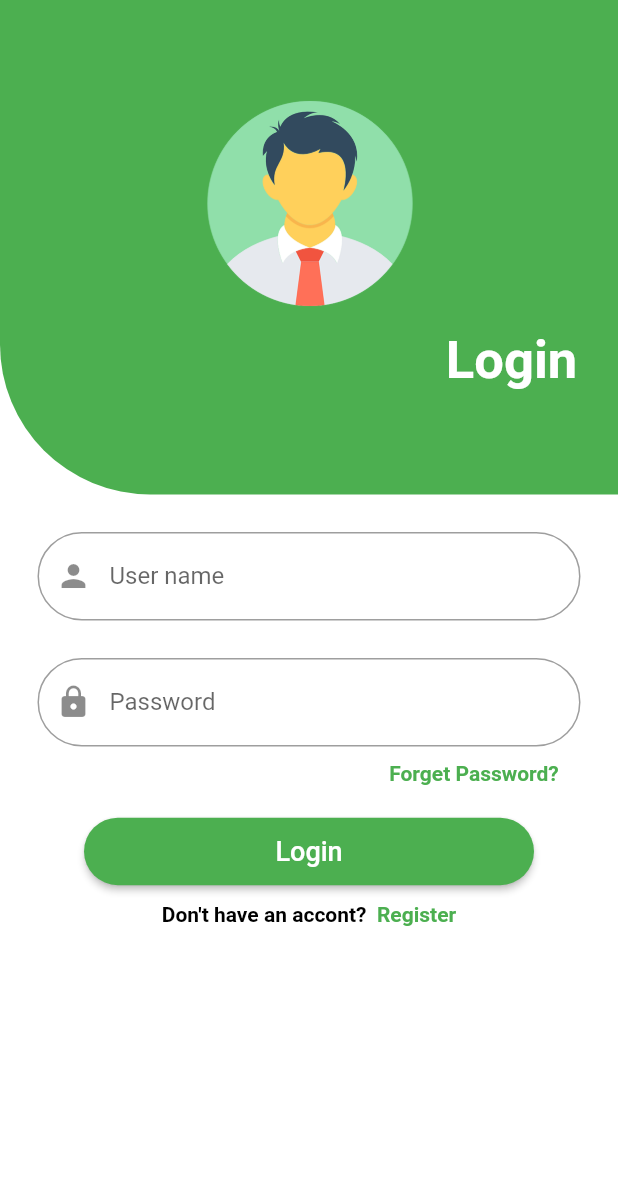
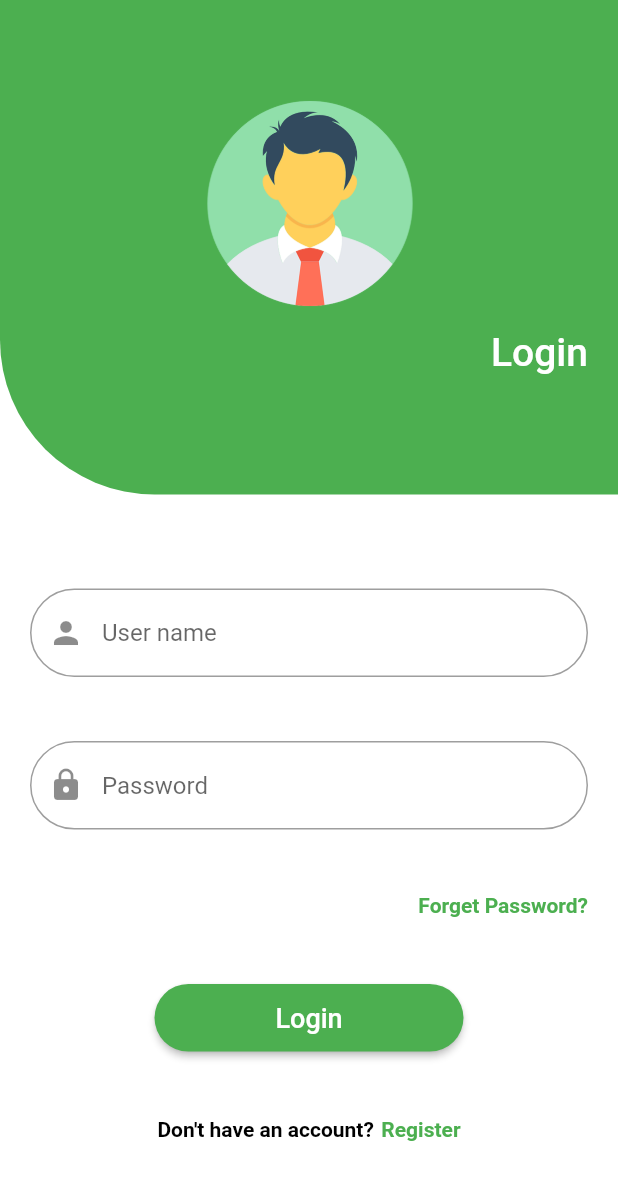
Before and after one commit to waqasaslam6/store_management, a Flutter app: the screen it shows after launch, on a phone screen of 412 x 824 dp. Shown: the top 1180 px of the screen. Run offline on Flutter 3.47's test engine with Material 2 defaults, Android fonts, the phone set to English and light mode, and no system bars.

Commit message:
Login Page code optimizied

```diff
--- a/lib/main.dart
+++ b/lib/main.dart
@@ -8,5 +8,8 @@ void main()
     title: "Store Management",
     debugShowCheckedModeBanner: false,
     home: Login(),
+    theme: ThemeData(
+      primaryColor: Colors.green,
+    ),
   ));
 }
--- a/lib/pages/Login.dart
+++ b/lib/pages/Login.dart
@@ -13,51 +13,53 @@ class _LoginState extends State<Login> {
       body: SingleChildScrollView(
         child: Column(children: <Widget>[
           Container(
-            height: MediaQuery.of(context).size.height / 2.5,
+            padding: EdgeInsets.only(top: 50, left: 20, right: 20),
+            height: MediaQuery.of(context).size.height * 0.4,
             width: MediaQuery.of(context).size.width,
-            decoration: const BoxDecoration(
-              color: Colors.green,
-              borderRadius: BorderRadius.only(bottomLeft: Radius.circular(100)),
+            decoration: BoxDecoration(
+              color: Theme.of(context).primaryColor,
+              borderRadius: BorderRadius.only(
+                bottomLeft:
+                    Radius.circular(MediaQuery.of(context).size.width / 4),
+              ),
             ),
             child: Column(
               children: <Widget>[
-                const Padding(
-                  padding: const EdgeInsets.only(top: 50),
-                  child: CircleAvatar(
+                CircleAvatar(
                   radius: 85,
                   backgroundColor: Colors.transparent,
                   backgroundImage: AssetImage('images/user.png'),
                 ),
-                ),
-                const Padding(
-                  padding: const EdgeInsets.only(left: 270),
-                  child: Text(
+                Row(
+                  mainAxisAlignment: MainAxisAlignment.end,
+                  children: [
+                    Text(
                       "Login",
                       style: TextStyle(
                         color: Colors.white,
-                      fontWeight: FontWeight.bold,
-                      fontSize: 35,
+                        fontWeight: FontWeight.w500,
+                        fontSize: 26,
                       ),
                     ),
+                  ],
                 )
               ],
             ),
           ),
-          const SizedBox(height: 25),
-          Padding(
-            padding: const EdgeInsets.only(left: 25, right: 25),
-            child: TextFormField(
-              decoration: const InputDecoration(
+          Container(
+            height: MediaQuery.of(context).size.height * 0.6,
+            padding: EdgeInsets.all(20),
+            child: Column(
+              mainAxisAlignment: MainAxisAlignment.spaceEvenly,
+              children: [
+                TextFormField(
+                  decoration: InputDecoration(
                       hintText: 'User name',
                       border: OutlineInputBorder(
                           borderRadius: BorderRadius.all(Radius.circular(30))),
                       prefixIcon: Icon(Icons.person)),
                 ),
-          ),
-          SizedBox(height: 25),
-          Padding(
-            padding: const EdgeInsets.only(left: 25, right: 25),
-            child: TextFormField(
+                TextFormField(
                   decoration: InputDecoration(
                     hintText: "Password",
                     prefixIcon: Icon(Icons.lock),
@@ -65,23 +67,20 @@ class _LoginState extends State<Login> {
                         borderRadius: BorderRadius.all(Radius.circular(30))),
                   ),
                 ),
+                Row(
+                  mainAxisAlignment: MainAxisAlignment.end,
+                  children: [
+                    Text(
+                      "Forget Password?",
+                      style: TextStyle(
+                          color: Theme.of(context).primaryColor, fontWeight: FontWeight.bold),
                     ),
-          SizedBox(
-            height: 10,
+                  ],
                 ),
-          Padding(
-            padding: const EdgeInsets.only(left: 220),
-            child: Text(
-              "Forget Password?",
-              style:
-              TextStyle(color: Colors.green, fontWeight: FontWeight.bold),
-            ),
-          ),
-          SizedBox(height: 20),
                 MaterialButton(
-            minWidth: 300,
+                  minWidth: MediaQuery.of(context).size.width / 2,
                   height: 45,
-            color: Colors.green,
+                  color: Theme.of(context).primaryColor,
                   onPressed: () {
                     Navigator.pushNamed(context, '/db');
                   },
@@ -92,24 +91,26 @@ class _LoginState extends State<Login> {
                       fontSize: 18,
                     ),
                   ),
-            shape: RoundedRectangleBorder(
-                borderRadius: BorderRadius.all(Radius.circular(30))),
+                  shape: StadiumBorder()
                 ),
-          SizedBox(
-            height: 10,
+                Row(
+                    mainAxisAlignment: MainAxisAlignment.center,
+                    children: [
+                  Text(
+                    "Don't have an account?",
+                    style: TextStyle(
+                        color: Colors.black, fontWeight: FontWeight.bold),
                   ),
-          Row(mainAxisAlignment: MainAxisAlignment.center, children: [
+                  SizedBox(width: 5,),
                   Text(
-              "Don't have an accont?",
-              style:
-              TextStyle(color: Colors.black, fontWeight: FontWeight.bold),
-            ),
-            Text(
-              "  Register",
-              style:
-              TextStyle(color: Colors.green, fontWeight: FontWeight.bold),
+                    "Register",
+                    style: TextStyle(
+                        color: Theme.of(context).primaryColor, fontWeight: FontWeight.bold),
                   ),
                 ]),
+              ],
+            ),
+          ),
         ]),
       ),
     );
```
Lines whose indentation alone changed are shown as unchanged.
